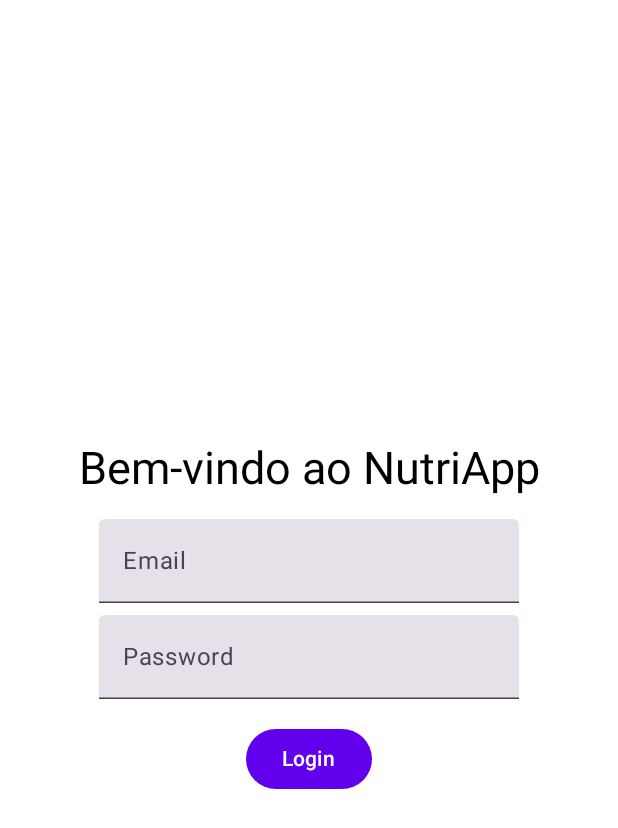
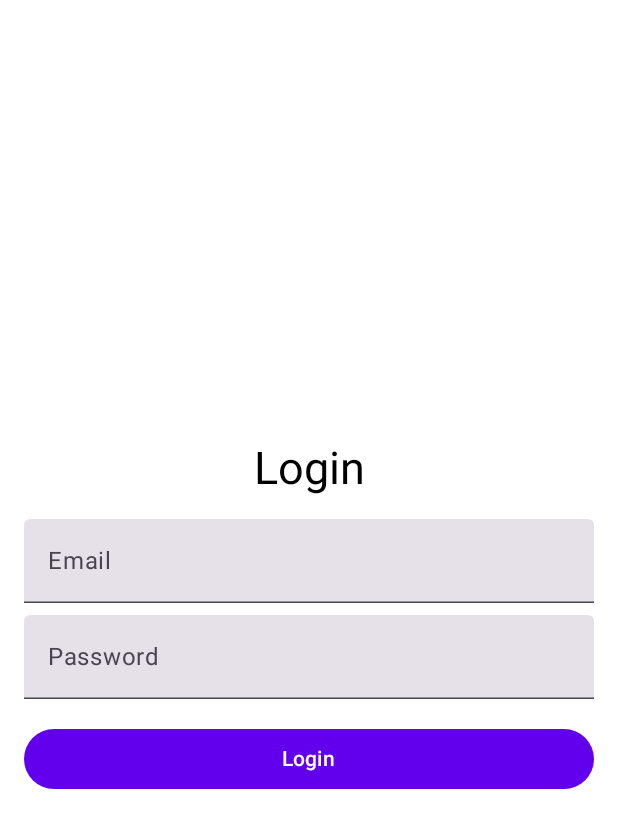
Before and after one commit to FilipaTista/ProjetoCM2, an Android app built with Jetpack Compose: the LoginPage screen opened through its navigation route, on a phone screen of 412 x 824 dp. Shown: the top 828 px of the screen. Run offline under Robolectric (Android 15) with nearby library versions, the phone set to English and light mode, and no system bars; our stand-ins replace Dagger/Hilt's generated code, Firebase (no records; nobody signed in at launch, a user with empty details on screens opened directly).

Commit message:
login primeira tentativa

```diff
--- a/NutriApp3/app/build.gradle.kts
+++ b/NutriApp3/app/build.gradle.kts
@@ -92,6 +92,7 @@ dependencies {
     implementation("com.google.dagger:hilt-android:2.51.1")
     kapt("com.google.dagger:hilt-android-compiler:2.51.1")
     implementation ("androidx.hilt:hilt-navigation-compose:1.0.0")
+    implementation("com.google.firebase:firebase-auth-ktx")
 
 }
 // Allow references to generated code
--- a/NutriApp3/app/src/main/java/com/filipaeanibal/nutriapp3/NutriApp.kt
+++ b/NutriApp3/app/src/main/java/com/filipaeanibal/nutriapp3/NutriApp.kt
@@ -13,7 +13,7 @@ import com.filipaeanibal.nutriapp3.screens.*
 fun NutriApp() {
     val navController = rememberNavController()
     NavHost(navController = navController, startDestination = "login") {
-        composable("login") { LoginPage(onLogin = { navController.navigate("menu") }) }
+        composable("login") { LoginPage(onLoginSuccess = { navController.navigate("menu") }) }
         composable("menu") { MainMenuPage(onNavigate = { page -> navController.navigate(page) }) }
         composable("detectarObjetos") {
             DetectObjectsPage(
--- a/NutriApp3/app/src/main/java/com/filipaeanibal/nutriapp3/screens/LoginPage.kt
+++ b/NutriApp3/app/src/main/java/com/filipaeanibal/nutriapp3/screens/LoginPage.kt
@@ -2,33 +2,92 @@ package com.filipaeanibal.nutriapp3.screens
 
 import androidx.compose.foundation.layout.*
 import androidx.compose.material3.*
-import androidx.compose.runtime.Composable
+import androidx.compose.runtime.*
 import androidx.compose.ui.Alignment
 import androidx.compose.ui.Modifier
 import androidx.compose.ui.text.input.PasswordVisualTransformation
 import androidx.compose.ui.unit.dp
 import com.filipaeanibal.nutriapp3.ui.theme.Typography
+import com.google.firebase.auth.FirebaseAuth
+
+
 
 @Composable
-fun LoginPage(onLogin: () -> Unit) {
+fun LoginPage(
+    onLoginSuccess: () -> Unit
+) {
+    var email by remember { mutableStateOf("") }
+    var password by remember { mutableStateOf("") }
+    var errorMessage by remember { mutableStateOf("") }
+
     Surface(
         modifier = Modifier.fillMaxSize(),
         color = MaterialTheme.colorScheme.background
     ) {
         Column(
-            modifier = Modifier.padding(16.dp),
+            modifier = Modifier
+                .padding(16.dp)
+                .fillMaxWidth(),
             verticalArrangement = Arrangement.Center,
             horizontalAlignment = Alignment.CenterHorizontally
         ) {
-            Text(text = "Bem-vindo ao NutriApp", style = MaterialTheme.typography.headlineMedium)
+            Text("Login", style = MaterialTheme.typography.headlineMedium)
+
             Spacer(modifier = Modifier.height(16.dp))
-            TextField(value = "", onValueChange = {}, label = { Text("Email") })
+
+            TextField(
+                value = email,
+                onValueChange = { email = it },
+                label = { Text("Email") },
+                modifier = Modifier.fillMaxWidth()
+            )
+
             Spacer(modifier = Modifier.height(8.dp))
-            TextField(value = "", onValueChange = {}, label = { Text("Password") }, visualTransformation = PasswordVisualTransformation())
+
+            TextField(
+                value = password,
+                onValueChange = { password = it },
+                label = { Text("Password") },
+                modifier = Modifier.fillMaxWidth(),
+                visualTransformation = PasswordVisualTransformation()
+            )
+
             Spacer(modifier = Modifier.height(16.dp))
-            Button(onClick = onLogin) {
+
+            Button(
+                onClick = {
+                    loginWithEmailAndPassword(email, password, onLoginSuccess) { error ->
+                        errorMessage = error
+                    }
+                },
+                modifier = Modifier.fillMaxWidth()
+            ) {
                 Text("Login")
+            }
+
+            if (errorMessage.isNotEmpty()) {
+                Spacer(modifier = Modifier.height(8.dp))
+                Text(errorMessage, color = MaterialTheme.colorScheme.error)
             }
         }
     }
 }
+
+
+
+fun loginWithEmailAndPassword(
+    email: String,
+    password: String,
+    onLoginSuccess: () -> Unit,
+    onLoginError: (String) -> Unit
+) {
+    val auth = FirebaseAuth.getInstance()
+    auth.signInWithEmailAndPassword(email, password)
+        .addOnCompleteListener { task ->
+            if (task.isSuccessful) {
+                onLoginSuccess()
+            } else {
+                onLoginError(task.exception?.message ?: "Erro ao fazer login")
+            }
+        }
+}
--- a/NutriApp3/build.gradle.kts
+++ b/NutriApp3/build.gradle.kts
@@ -2,6 +2,7 @@
 plugins {
     alias(libs.plugins.android.application) apply false
     alias(libs.plugins.kotlin.android) apply false
+
     id("com.google.gms.google-services") version "4.4.2" apply false
     id("com.google.dagger.hilt.android") version "2.51.1" apply false
 }
```
